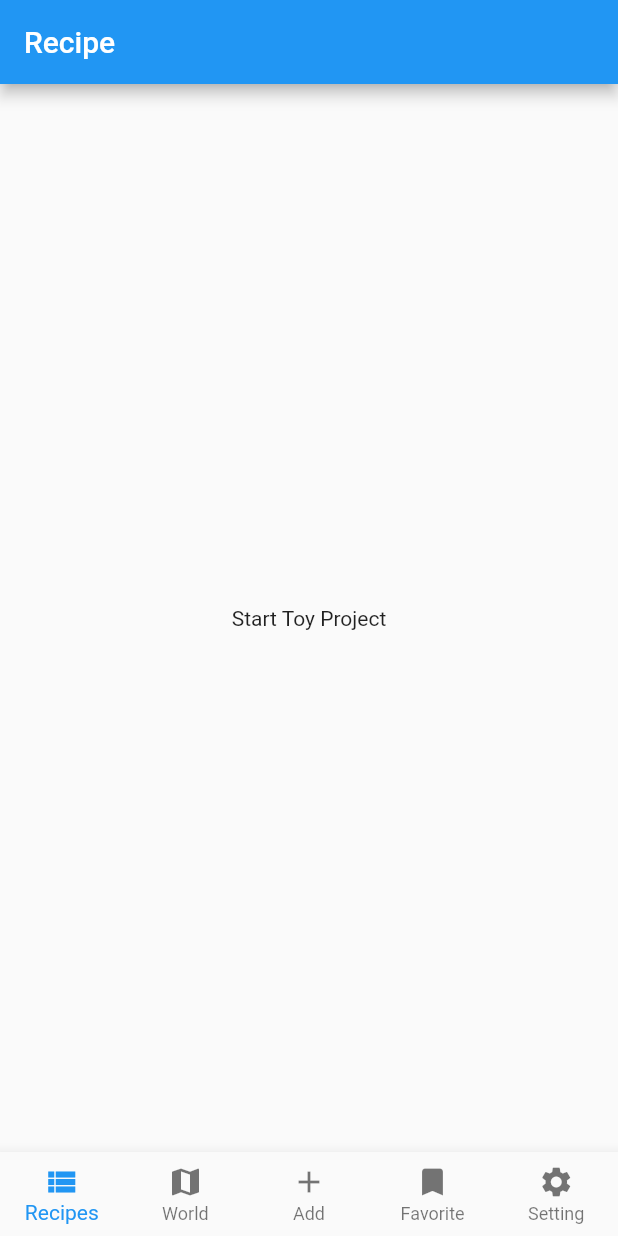
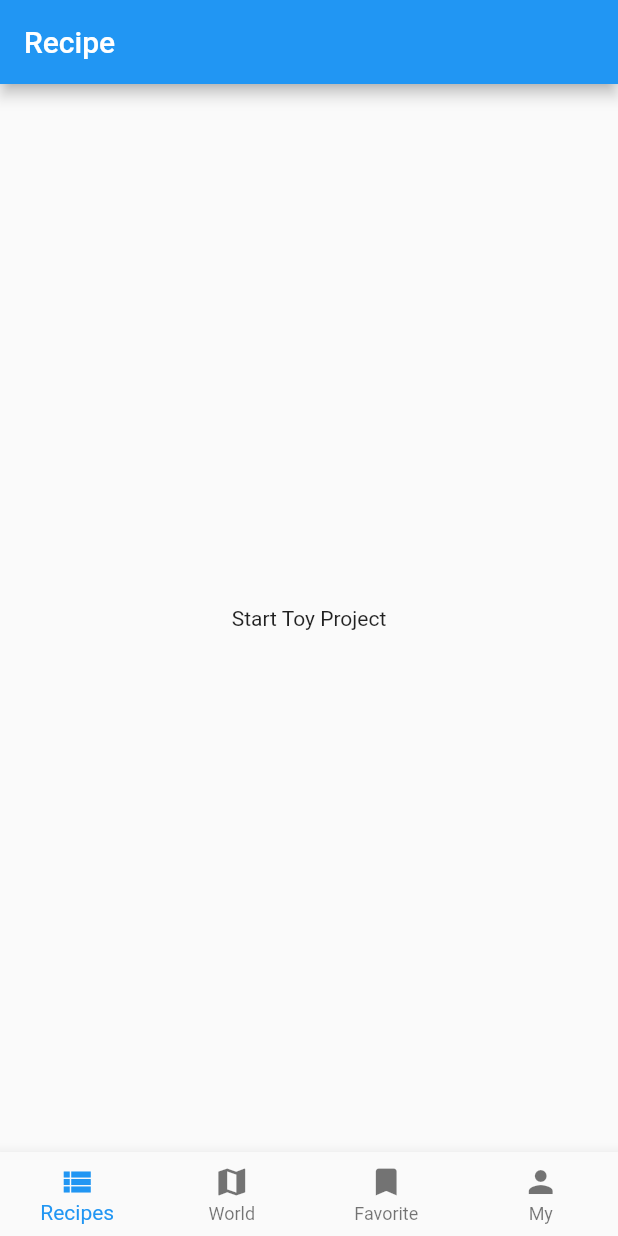
Before and after one commit to JWHAPO/recipe_app, a Flutter app: the screen it shows after launch, on a phone screen of 412 x 824 dp. Run offline on Flutter 3.47's test engine with Material 2 defaults, Android fonts, the phone set to English and light mode, and no system bars.

Commit message:
delete add tab, change icon

```diff
--- a/lib/main.dart
+++ b/lib/main.dart
@@ -56,9 +56,8 @@ class _MyHomePageState extends State<MyHomePage> {
       bottomNavigationBar: BottomNavigationBar(items: [
         BottomNavigationBarItem(icon: Icon(Icons.view_list), title: Text('Recipes', style: TextStyle(fontFamily: 'iropke'),)),
         BottomNavigationBarItem(icon: Icon(Icons.map), title: Text('World', style: TextStyle(fontFamily: 'iropke'),)),
-        BottomNavigationBarItem(icon: Icon(Icons.add), title: Text('Add', style: TextStyle(fontFamily: 'iropke'),)),
         BottomNavigationBarItem(icon: Icon(Icons.bookmark), title: Text('Favorite', style: TextStyle(fontFamily: 'iropke'),)),
-        BottomNavigationBarItem(icon: Icon(Icons.settings), title: Text('Setting', style: TextStyle(fontFamily: 'iropke'),)),
+        BottomNavigationBarItem(icon: Icon(Icons.person), title: Text('My', style: TextStyle(fontFamily: 'iropke'),)),
       ],
       onTap: onTabTapped,
       currentIndex: _currentIndex,
```
